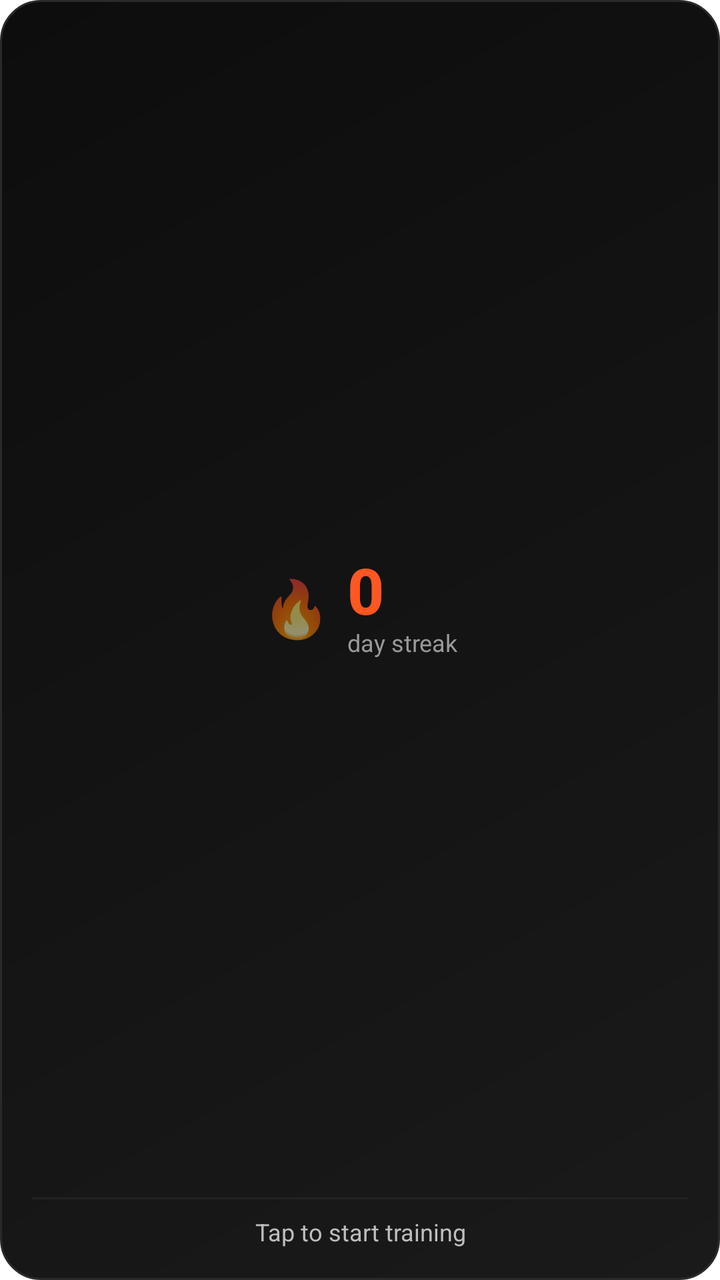
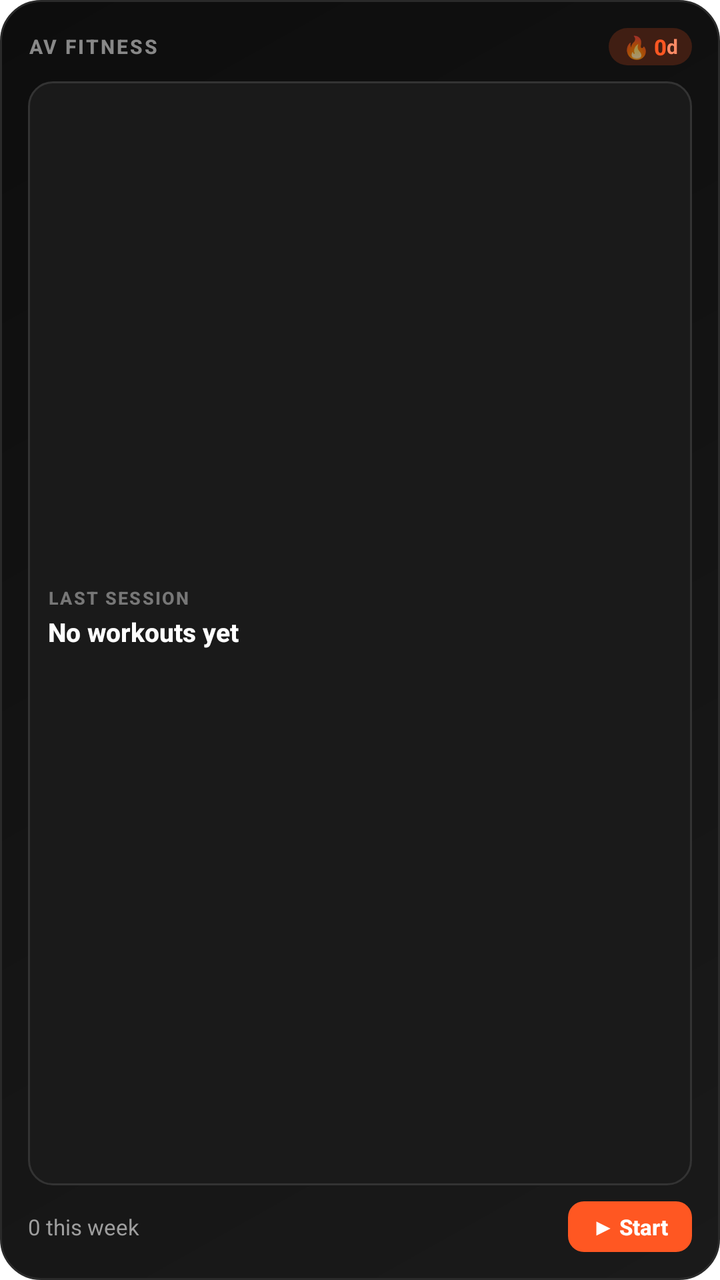

An Android layout rendered at two revisions. The XML below is the earlier revision; the diff shows what the commit changed to produce the second picture.
<!-- AndroidManifest.xml: fallback theme Theme.MaterialComponents.DayNight.NoActionBar -->
<!-- res/layout/widget_2x2.xml -->
<?xml version="1.0" encoding="utf-8"?>
<LinearLayout xmlns:android="http://schemas.android.com/apk/res/android"
    android:id="@+id/widget_container"
    android:layout_width="match_parent"
    android:layout_height="match_parent"
    android:orientation="vertical"
    android:background="@drawable/widget_bg"
    android:padding="16dp"
    android:gravity="center">

    
    <LinearLayout
        android:layout_width="match_parent"
        android:layout_height="0dp"
        android:layout_weight="1"
        android:orientation="horizontal"
        android:gravity="center">

        <TextView
            android:layout_width="wrap_content"
            android:layout_height="wrap_content"
            android:text="🔥"
            android:textSize="28sp" />

        <LinearLayout
            android:layout_width="wrap_content"
            android:layout_height="wrap_content"
            android:orientation="vertical"
            android:layout_marginStart="8dp">

            <TextView
                android:id="@+id/streak_count"
                android:layout_width="wrap_content"
                android:layout_height="wrap_content"
                android:text="0"
                android:textColor="#FF5722"
                android:textSize="32sp"
                android:textStyle="bold"
                android:fontFamily="sans-serif-medium"
                android:includeFontPadding="false" />

            <TextView
                android:layout_width="wrap_content"
                android:layout_height="wrap_content"
                android:text="day streak"
                android:textColor="#999999"
                android:textSize="12sp"
                android:fontFamily="sans-serif"
                android:includeFontPadding="false" />
        </LinearLayout>
    </LinearLayout>

    
    <View
        android:layout_width="match_parent"
        android:layout_height="1dp"
        android:background="#222222"
        android:layout_marginTop="8dp"
        android:layout_marginBottom="8dp" />

    
    <TextView
        android:id="@+id/last_workout_label"
        android:layout_width="match_parent"
        android:layout_height="wrap_content"
        android:text="Tap to start training"
        android:textColor="#BDBDBD"
        android:textSize="12sp"
        android:gravity="center"
        android:fontFamily="sans-serif" />
</LinearLayout>
<!-- resources referenced by this layout -->
<resources>
  <!-- drawable widget_bg (drawable) -->
  <?xml version="1.0" encoding="utf-8"?>
  <shape xmlns:android="http://schemas.android.com/apk/res/android">
      <gradient
          android:startColor="#1A1A1A"
          android:endColor="#0D0D0D"
          android:angle="135"
          android:type="linear" />
      <corners android:radius="20dp" />
      <stroke android:width="1dp" android:color="#2A2A2A" />
  </shape>
</resources>

<!-- the commit's change to res/layout/widget_2x2.xml (unified diff, before → after) -->
@@ -5,28 +5,42 @@
     android:layout_height="match_parent"
     android:orientation="vertical"
     android:background="@drawable/widget_bg"
-    android:padding="16dp"
-    android:gravity="center">
+    android:padding="14dp">
 
     
     <LinearLayout
         android:layout_width="match_parent"
-        android:layout_height="0dp"
-        android:layout_weight="1"
+        android:layout_height="wrap_content"
         android:orientation="horizontal"
-        android:gravity="center">
+        android:gravity="center_vertical">
 
         <TextView
-            android:layout_width="wrap_content"
+            android:layout_width="0dp"
             android:layout_height="wrap_content"
-            android:text="🔥"
-            android:textSize="28sp" />
+            android:layout_weight="1"
+            android:text="AV FITNESS"
+            android:textColor="#888888"
+            android:textSize="10sp"
+            android:textStyle="bold"
+            android:letterSpacing="0.1"
+            android:fontFamily="sans-serif-medium" />
 
         <LinearLayout
             android:layout_width="wrap_content"
             android:layout_height="wrap_content"
-            android:orientation="vertical"
-            android:layout_marginStart="8dp">
+            android:orientation="horizontal"
+            android:background="@drawable/widget_accent_bg"
+            android:paddingStart="7dp"
+            android:paddingEnd="7dp"
+            android:paddingTop="2dp"
+            android:paddingBottom="2dp"
+            android:gravity="center">
+
+            <TextView
+                android:layout_width="wrap_content"
+                android:layout_height="wrap_content"
+                android:text="🔥"
+                android:textSize="11sp" />
 
             <TextView
                 android:id="@+id/streak_count"
@@ -34,38 +48,107 @@
                 android:layout_height="wrap_content"
                 android:text="0"
                 android:textColor="#FF5722"
-                android:textSize="32sp"
+                android:textSize="11sp"
                 android:textStyle="bold"
                 android:fontFamily="sans-serif-medium"
-                android:includeFontPadding="false" />
+                android:layout_marginStart="2dp" />
 
             <TextView
                 android:layout_width="wrap_content"
                 android:layout_height="wrap_content"
-                android:text="day streak"
-                android:textColor="#999999"
-                android:textSize="12sp"
-                android:fontFamily="sans-serif"
-                android:includeFontPadding="false" />
+                android:text="d"
+                android:textColor="#FF8A65"
+                android:textSize="10sp"
+                android:textStyle="bold" />
         </LinearLayout>
     </LinearLayout>
 
     
-    <View
+    <LinearLayout
         android:layout_width="match_parent"
-        android:layout_height="1dp"
-        android:background="#222222"
+        android:layout_height="0dp"
+        android:layout_weight="1"
+        android:orientation="vertical"
+        android:background="@drawable/widget_stat_card_bg"
+        android:padding="10dp"
         android:layout_marginTop="8dp"
-        android:layout_marginBottom="8dp" />
+        android:layout_marginBottom="8dp"
+        android:gravity="center_vertical">
+
+        <TextView
+            android:id="@+id/last_workout_label"
+            android:layout_width="match_parent"
+            android:layout_height="wrap_content"
+            android:text="LAST SESSION"
+            android:textColor="#777777"
+            android:textSize="9sp"
+            android:textStyle="bold"
+            android:letterSpacing="0.08"
+            android:fontFamily="sans-serif-medium" />
+
+        <TextView
+            android:id="@+id/last_workout_name"
+            android:layout_width="match_parent"
+            android:layout_height="wrap_content"
+            android:text="No workouts yet"
+            android:textColor="#FFFFFF"
+            android:textSize="13sp"
+            android:textStyle="bold"
+            android:fontFamily="sans-serif-medium"
+            android:maxLines="1"
+            android:ellipsize="end"
+            android:layout_marginTop="2dp" />
+
+        <TextView
+            android:id="@+id/last_workout_date"
+            android:layout_width="match_parent"
+            android:layout_height="wrap_content"
+            android:text=""
+            android:textColor="#9E9E9E"
+            android:textSize="10sp"
+            android:fontFamily="sans-serif"
+            android:maxLines="1"
+            android:ellipsize="end"
+            android:layout_marginTop="2dp" />
+    </LinearLayout>
 
     
-    <TextView
-        android:id="@+id/last_workout_label"
+    <LinearLayout
         android:layout_width="match_parent"
         android:layout_height="wrap_content"
-        android:text="Tap to start training"
-        android:textColor="#BDBDBD"
-        android:textSize="12sp"
-        android:gravity="center"
-        android:fontFamily="sans-serif" />
+        android:orientation="horizontal"
+        android:gravity="center_vertical">
+
+        <TextView
+            android:id="@+id/weekly_workouts"
+            android:layout_width="0dp"
+            android:layout_height="wrap_content"
+            android:layout_weight="1"
+            android:text="0 this week"
+            android:textColor="#9E9E9E"
+            android:textSize="11sp"
+            android:fontFamily="sans-serif" />
+
+        <LinearLayout
+            android:id="@+id/btn_start_workout"
+            android:layout_width="wrap_content"
+            android:layout_height="wrap_content"
+            android:orientation="horizontal"
+            android:background="@drawable/widget_button_bg"
+            android:paddingStart="12dp"
+            android:paddingEnd="12dp"
+            android:paddingTop="5dp"
+            android:paddingBottom="5dp"
+            android:gravity="center">
+
+            <TextView
+                android:layout_width="wrap_content"
+                android:layout_height="wrap_content"
+                android:text="▶ Start"
+                android:textColor="#FFFFFF"
+                android:textSize="11sp"
+                android:textStyle="bold"
+                android:fontFamily="sans-serif-medium" />
+        </LinearLayout>
+    </LinearLayout>
 </LinearLayout>
<!-- resource entries referenced after the edit -->
@@ -1,5 +1,11 @@
 <!-- resources referenced by this layout -->
 <resources>
+  <!-- drawable widget_accent_bg (drawable) -->
+  <?xml version="1.0" encoding="utf-8"?>
+  <shape xmlns:android="http://schemas.android.com/apk/res/android">
+      <solid android:color="#33FF5722" />
+      <corners android:radius="12dp" />
+  </shape>
   <!-- drawable widget_bg (drawable) -->
   <?xml version="1.0" encoding="utf-8"?>
   <shape xmlns:android="http://schemas.android.com/apk/res/android">
@@ -11,5 +17,18 @@
       <corners android:radius="20dp" />
       <stroke android:width="1dp" android:color="#2A2A2A" />
   </shape>
+  <!-- drawable widget_button_bg (drawable) -->
+  <?xml version="1.0" encoding="utf-8"?>
+  <shape xmlns:android="http://schemas.android.com/apk/res/android">
+      <solid android:color="#FF5722" />
+      <corners android:radius="8dp" />
+  </shape>
+  <!-- drawable widget_stat_card_bg (drawable) -->
+  <?xml version="1.0" encoding="utf-8"?>
+  <shape xmlns:android="http://schemas.android.com/apk/res/android">
+      <solid android:color="#1A1A1A" />
+      <corners android:radius="12dp" />
+      <stroke android:width="1dp" android:color="#333333" />
+  </shape>
 </resources>
 
